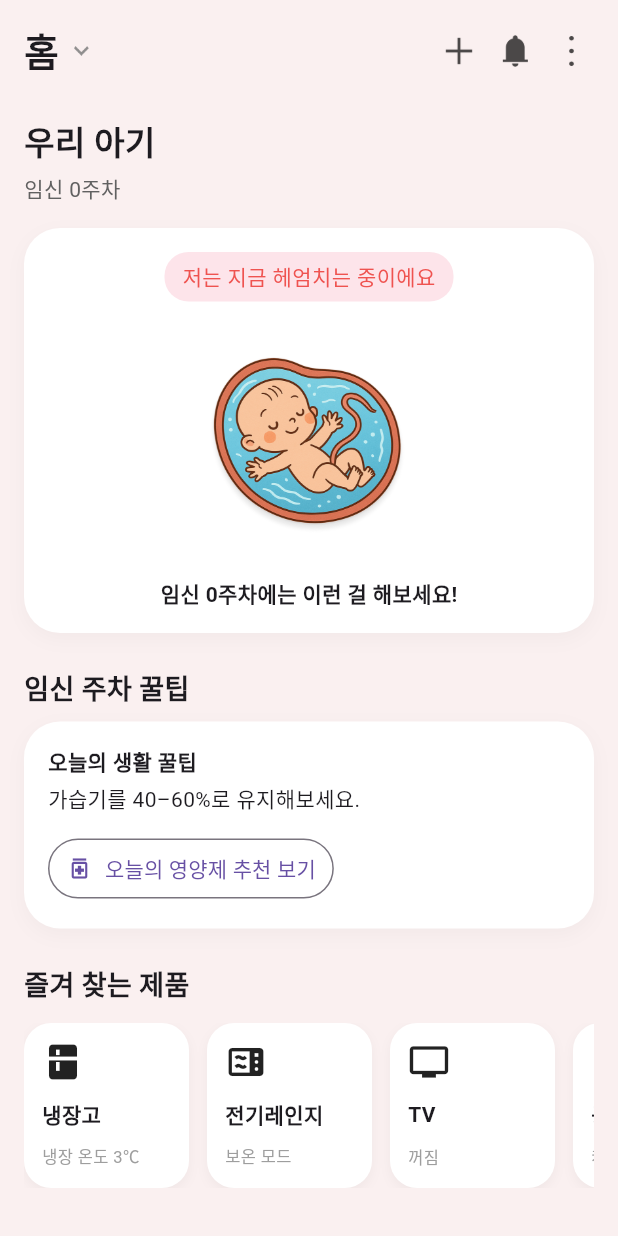
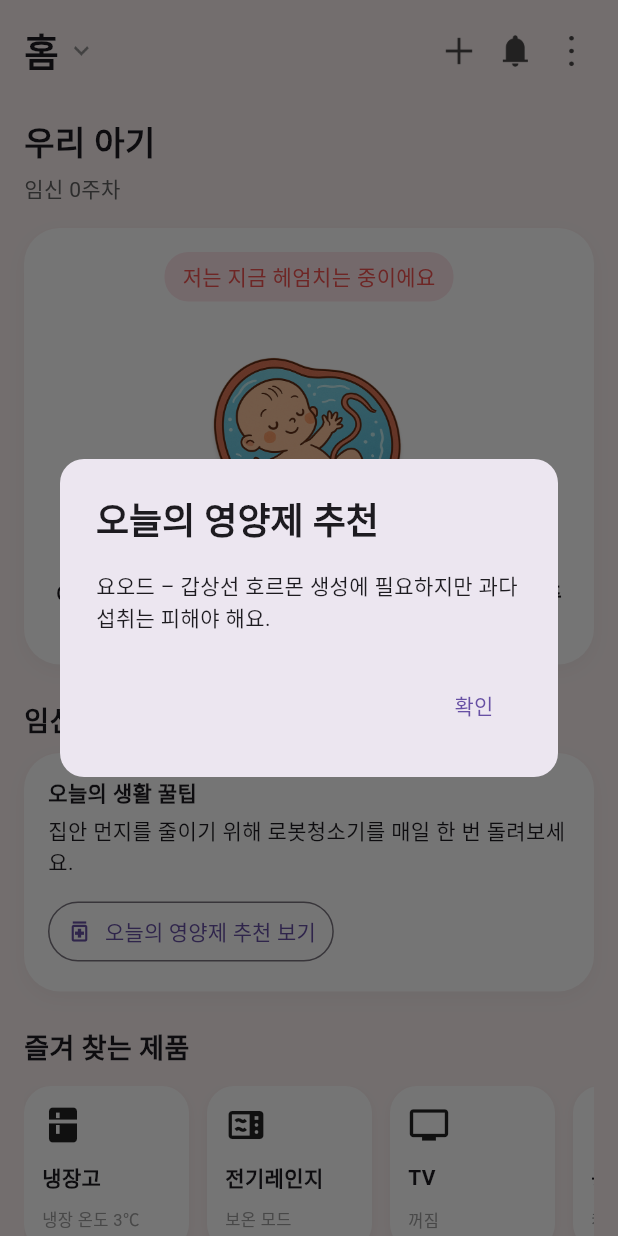
Before and after one commit to 2025-LGDX-9/DX_Project, a Flutter app: the HomeScreen screen opened directly with empty values, after a tap on "오늘의 영양제 추천 보기", on a phone screen of 412 x 824 dp. Run offline on Flutter 3.47's test engine with Material 3 defaults, Android fonts, the phone set to English and light mode, and no system bars; our stand-ins replace geolocator, webview_flutter.

Commit message:
홈 화면 팁, 영양제 추천 수정, 정보탭 유튜브 바로가기마크 추가

```diff
--- a/lib/screens/1stpage/home_screen.dart
+++ b/lib/screens/1stpage/home_screen.dart
@@ -1,18 +1,101 @@
+import 'dart:math';
+
 import 'package:flutter/material.dart';
 import 'package:pregnancy_mode_app/screens/1stpage/onboarding_screen.dart';
 import 'package:pregnancy_mode_app/pregnancy_controller.dart';
 import 'package:pregnancy_mode_app/screens/2ndpage/edit_screen.dart';
 import 'package:pregnancy_mode_app/screens/appbar/nofification_screen.dart';
 
-class HomeScreen extends StatelessWidget {
+class HomeScreen extends StatefulWidget {
   final PregnancyController controller;
 
   const HomeScreen({super.key, required this.controller});
 
   @override
+  State<HomeScreen> createState() => _HomeScreenState();
+}
+
+class _HomeScreenState extends State<HomeScreen> {
+  // final Random _random = Random();
+
+  final List<String> _tipMessages = [ // 축하 메시지 리스트 추가
+    "이 시기엔 카페인 섭취를 조금 줄여보는 게 좋아요.",
+    "임신 15주차에는 옆으로 누워 자는 습관을 들이면 더 편안해요.",
+    "지금은 칼슘이 풍부한 음식을 챙겨 먹어주는 것이 도움이 돼요.",
+    "이 때는 물을 자주 마셔서 치질·변비를 예방해보세요.",
+    "이 시점엔 가벼운 산책으로 기분을 환기해보는 것이 좋아요.",
+    "이 즈음엔 구강 관리를 꼼꼼히 해주면 치은염 예방에 도움이 돼요.",
+    "이 주차에는 오래 앉아 있기보다 중간중간 움직여주는 게 좋아요.",
+    "이 과정에서는 부드러운 스트레칭으로 몸의 긴장을 풀어주세요.",
+    "이 시기 특성상 감정 기복이 있을 수 있으니 충분히 휴식하세요.",
+  ];
+
+  final List<String> _deviceTipMessages = [
+    "실내 온도를 24–26°C로 유지해보세요.",
+    "가습기를 40–60%로 설정해두면 편안해요.",
+    "취침 전 에어컨 바람세기는 약풍으로 낮춰보세요.",
+    "이 시기엔 공기청정기를 자동 모드로 켜두는 게 좋아요.",
+    "집안 먼지를 줄이기 위해 로봇청소기를 매일 한 번 돌려보세요.",
+    "피부와 점막 건조를 막기 위해 실내 공기를 신선하게 유지해보세요.",
+    "밤에는 조명을 20–40%로 낮춰두면 숙면에 도움이 돼요.",
+    "임산부는 소음에 민감할 수 있어 공기청정기·가습기에 취침모드를 사용해보세요.",
+  ];
+
+  final List<String> _supplementTipMessages = [
+    "엽산 – 태아 신경관 형성을 위해 꼭 필요한 기본 영양제예요.",
+    "철분 – 임신 중기 이후 증가하는 혈액량을 보충해 피로를 줄여줘요.",
+    "비타민D – 칼슘 흡수를 돕고 면역력을 유지하는 데 중요해요.",
+    "칼슘 – 태아 뼈 발달을 위해 하루 1000mg 정도 꼭 챙겨주세요.",
+    "요오드 – 갑상선 호르몬 생성에 필요하지만 과다 섭취는 피해야 해요.",
+    "오메가3 – 조산 위험을 낮추고 태아 뇌 발달에 도움을 줄 수 있어요.",
+    "유산균 – 장 건강을 돕지만 체질마다 다를 수 있어 의사 상담이 좋아요.",
+    "비타민A 주의 – 5000 IU 이상 장기 복용은 기형 위험이 있어 피해야 해요.",
+  ];
+
+  String _randomTip = "";
+  String _randomDeviceTip = "";
+
+  @override
+  void initState() {
+    super.initState();
+    _randomTip = _tipMessages[Random().nextInt(_tipMessages.length)];
+    _randomDeviceTip = _deviceTipMessages[Random().nextInt(_deviceTipMessages.length)];
+  }
+
+  void _showSupplementPopup() {
+    final randomMessage =
+    _supplementTipMessages[Random().nextInt(_supplementTipMessages.length)];
+
+    showDialog(
+      context: context,
+      builder: (context) {
+        return AlertDialog(
+          shape: RoundedRectangleBorder(
+            borderRadius: BorderRadius.circular(16),
+          ),
+          title: const Text(
+            "오늘의 영양제 추천",
+            style: TextStyle(fontWeight: FontWeight.bold),
+          ),
+          content: Text(
+            randomMessage,
+            style: const TextStyle(fontSize: 14),
+          ),
+          actions: [
+            TextButton(
+              onPressed: () => Navigator.pop(context),
+              child: const Text("확인"),
+            ),
+          ],
+        );
+      },
+    );
+  }
+
+  @override
   Widget build(BuildContext context) {
-    final weeks = controller.weeks;
-    final babyName = controller.babyNickname ?? '우리 아기';
+    final weeks = widget.controller.weeks;
+    final babyName = widget.controller.babyNickname ?? '우리 아기';
 
     return Scaffold(
       body: Container(
@@ -99,7 +182,7 @@ class HomeScreen extends StatelessWidget {
                                                       builder: (_) =>
                                                           OnboardingScreen(
                                                             controller:
-                                                                controller,
+                                                                widget.controller,
                                                             onCompleted: () {},
                                                           ),
                                                     ),
@@ -607,9 +690,9 @@ class HomeScreen extends StatelessWidget {
                     ),
                     const SizedBox(height: 4),
                     Text(
-                      controller.dDayString.isEmpty
+                      widget.controller.dDayString.isEmpty
                           ? '임신 ${weeks}주차'
-                          : controller.dDayString,
+                          : widget.controller.dDayString,
                       style: TextStyle(color: Colors.grey.shade700),
                     ),
                     const SizedBox(height: 16),
@@ -623,22 +706,14 @@ class HomeScreen extends StatelessWidget {
                       ),
                     ),
                     const SizedBox(height: 8),
-                    const _TipCard(
+                    _TipCard(
                       title: '오늘의 생활 꿀팁',
-                      description: '가습기를 40–60%로 유지해보세요.',
+                      description: _randomDeviceTip,
                       buttonText: '오늘의 영양제 추천 보기',
                       icon: Icons.medication_outlined,
+                      onPressed: _showSupplementPopup,
                     ),
                     const SizedBox(height: 24),
-                    // const Text(
-                    //   '에어컨 온도 조절',
-                    //   style: TextStyle(
-                    //     fontSize: 18,
-                    //     fontWeight: FontWeight.bold,
-                    //   ),
-                    // ),
-                    // const SizedBox(height: 8),
-                    // const _TemperatureControl(),
                     _buildFavoriteDevicesSection(),
                   ],
                 ),
@@ -682,13 +757,16 @@ class HomeScreen extends StatelessWidget {
           SizedBox(
             height: 160,
             child: Image.asset(
-              'assets/images/baby.png', // 네가 넣은 태아 이미지
+              'assets/images/baby.png',
               fit: BoxFit.contain,
             ),
           ),
           const SizedBox(height: 12),
+
+          // 🔥 랜덤 문구 출력
           Text(
-            '임신 ${weeks}주차에는 이런 걸 해보세요!',
+            _randomTip,
+            textAlign: TextAlign.center,
             style: const TextStyle(fontWeight: FontWeight.w600),
           ),
         ],
@@ -702,12 +780,14 @@ class _TipCard extends StatelessWidget {
   final String description;
   final String buttonText;
   final IconData icon;
+  final VoidCallback onPressed;
 
   const _TipCard({
     required this.title,
     required this.description,
     required this.buttonText,
     required this.icon,
+    required this.onPressed,
   });
 
   @override
@@ -734,7 +814,7 @@ class _TipCard extends StatelessWidget {
           Text(description),
           const SizedBox(height: 12),
           OutlinedButton.icon(
-            onPressed: () {},
+            onPressed: onPressed,
             icon: Icon(icon, size: 18),
             label: Text(buttonText),
             style: OutlinedButton.styleFrom(
--- a/lib/screens/3rdpage/info_screen.dart
+++ b/lib/screens/3rdpage/info_screen.dart
@@ -197,9 +197,15 @@ class _MeditationCard extends StatelessWidget {
                     style: TextStyle(fontSize: 12, color: Colors.grey),
                   ),
                   SizedBox(height: 4),
-                  Text(
-                    '집에서 따라하는 10분 명상',
-                    style: TextStyle(fontSize: 16, fontWeight: FontWeight.bold),
+                  Row(
+                    children: [
+                      Text(
+                        '집에서 따라하는 10분 명상',
+                        style: TextStyle(fontSize: 16, fontWeight: FontWeight.bold),
+                      ),
+                      SizedBox(width: 5,),
+                      Icon(Icons.open_in_new),
+                    ],
                   ),
                   SizedBox(height: 4),
                   Text(
```
